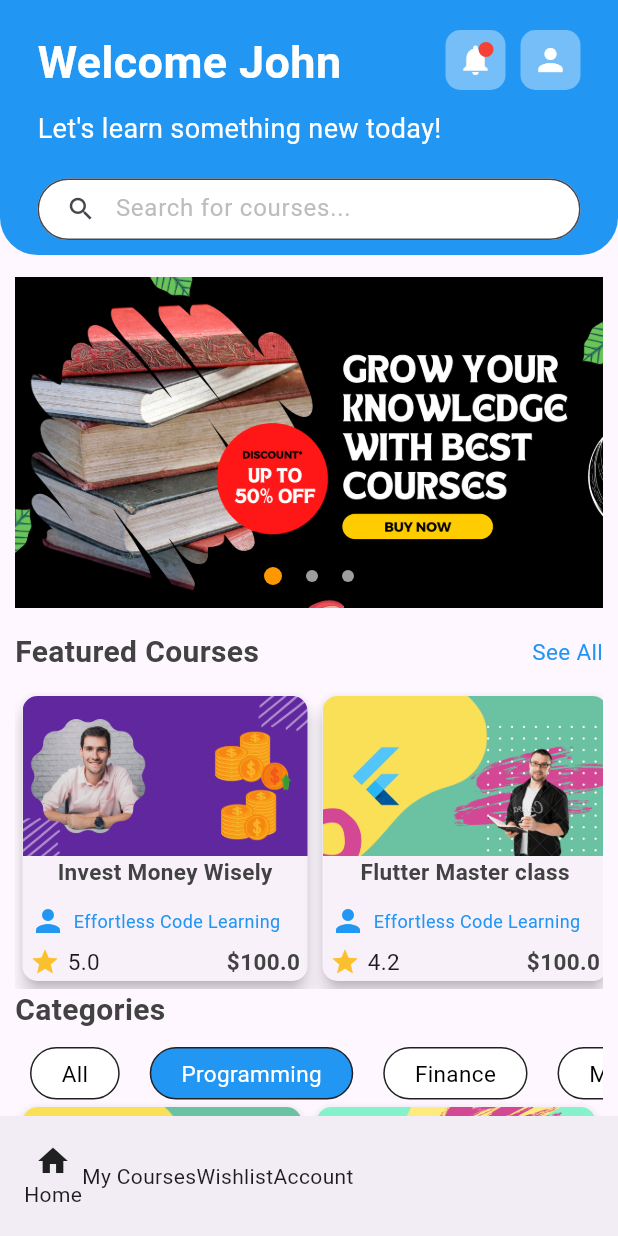
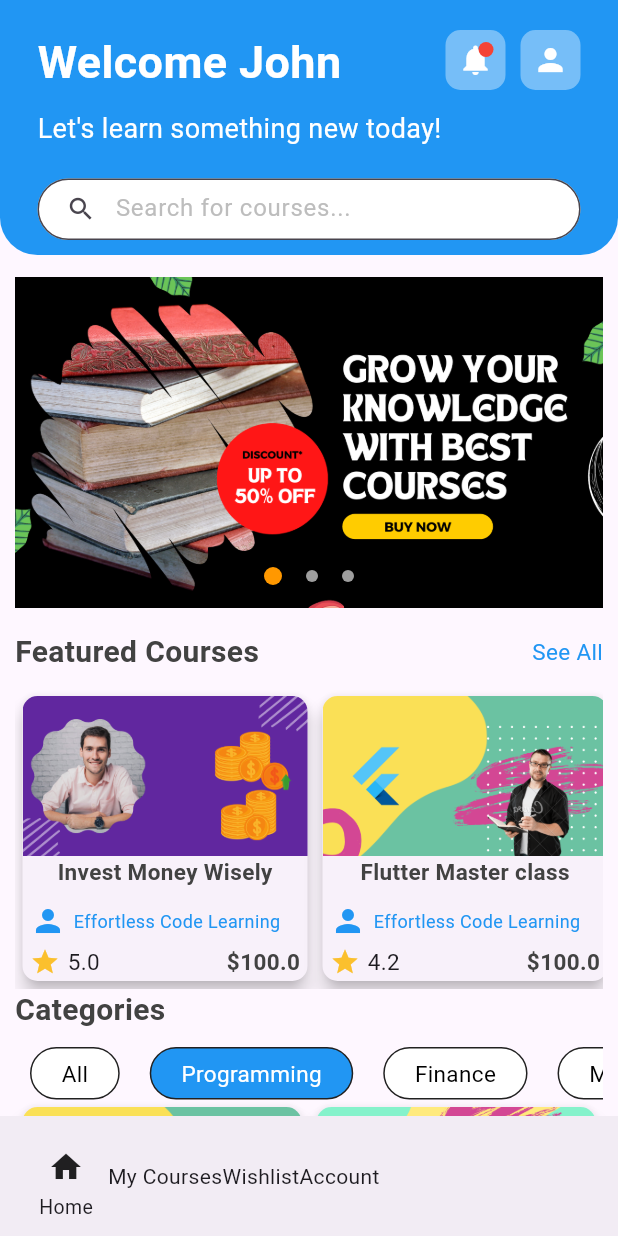
Before and after one commit to adogbeji/FlutterElearningAppPrototype, a Flutter app: the CourseHomeScreen screen opened by its route, after a tap on "Programming", on a phone screen of 412 x 824 dp. Run offline on Flutter 3.47's test engine with Material 3 defaults, Android fonts, the phone set to English and light mode, and no system bars.

Commit message:
Add padding to bottom navbar & start adding new method

```diff
--- a/lib/views/home/widgets/bottom_navbar.dart
+++ b/lib/views/home/widgets/bottom_navbar.dart
@@ -2,18 +2,24 @@ import 'package:flutter/material.dart';
 
 class BottomNavbar extends StatelessWidget {
   const BottomNavbar({super.key});
+
+  final int selectedIndex = 0;
 
   @override
   Widget build(BuildContext context) {
     return const BottomAppBar(
       child: Row(
         children: [
-          Column(
-            mainAxisSize: MainAxisSize.min,
-            children: [
-              Icon(Icons.home),
-              Text('Home'),
-            ],
+          Padding(
+            padding: EdgeInsets.all(10.0),
+            child: Column(
+              mainAxisSize: MainAxisSize.min,
+              children: [
+                Icon(Icons.home),
+                SizedBox(height: 5,),
+                Text('Home', style: TextStyle(fontSize: 13,),),
+              ],
+            ),
           ),
           Text('My Courses'),
           Text('Wishlist'),
@@ -22,4 +28,8 @@ class BottomNavbar extends StatelessWidget {
       ),
     );
   }
+
+  Color getSelectedColor(int optionIndex) {
+    return (selectedIndex == optionIndex) ? Colors.blue: Colors.grey.shade800;
+  }
 }
```
